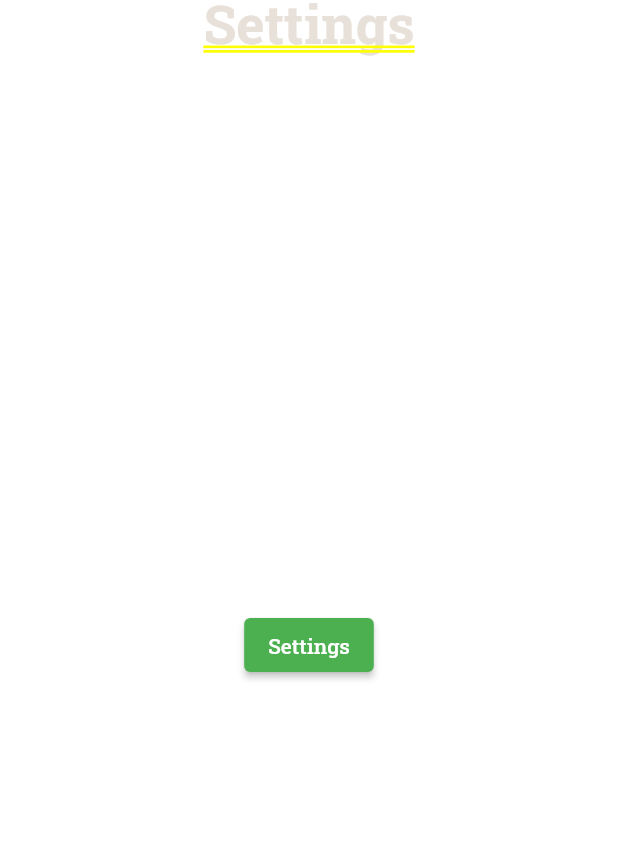
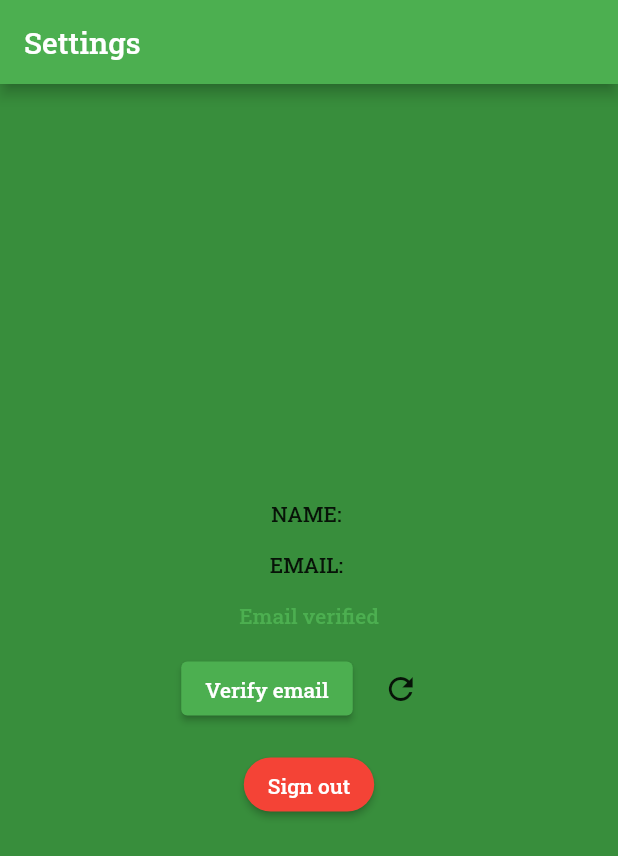
Before and after one commit to j-ivory/plant_master_demo, a Flutter app: the SettingsScreen screen opened directly, on a phone screen of 412 x 824 dp. Shown: the top 856 px of the screen. Run offline on Flutter 3.47's test engine with Material 2 defaults, Android fonts, the phone set to English and light mode, and no system bars; our stand-ins replace firebase_auth, firebase_core, google_fonts; accounts and stored records are empty.

Commit message:
Fixed Setting Screen Part 2

```diff
--- a/lib/Screens/settings.dart
+++ b/lib/Screens/settings.dart
@@ -29,10 +29,8 @@ class _SettingsScreenState extends State<SettingsScreen> {
     super.initState();
   }
 
-  void viewSettings() {
-    Navigator.of(context)
-        .push(MaterialPageRoute(builder: (BuildContext context) {
-
+  @override
+  Widget build(BuildContext context) {
     return Scaffold(
       appBar: AppBar(title: Text('Settings')),
       body:Center(
@@ -127,33 +125,5 @@ class _SettingsScreenState extends State<SettingsScreen> {
         ),
       ),
     );
-    }));
-  }
-
-  @override
-  Widget build(BuildContext context) {
-    return Center(
-        child: SafeArea(
-          child: Column(
-            children: [
-               Text(
-                  'Settings',
-                  style: ThemeText.headerLarge,
-               ),
-              Spacer(),
-              ElevatedButton(
-                // Within the `FirstScreen` widget
-                onPressed: () {
-                  // Navigate to the second screen using a named route.
-                  //Navigator.pushNamed(context, '/');
-                  viewSettings();
-                },
-                child: const Text('Settings'),
-              ),
-              Spacer(),
-            ],
-          ),
-        ),
-      );
   }
 }
```
Lines whose indentation alone changed are shown as unchanged.
